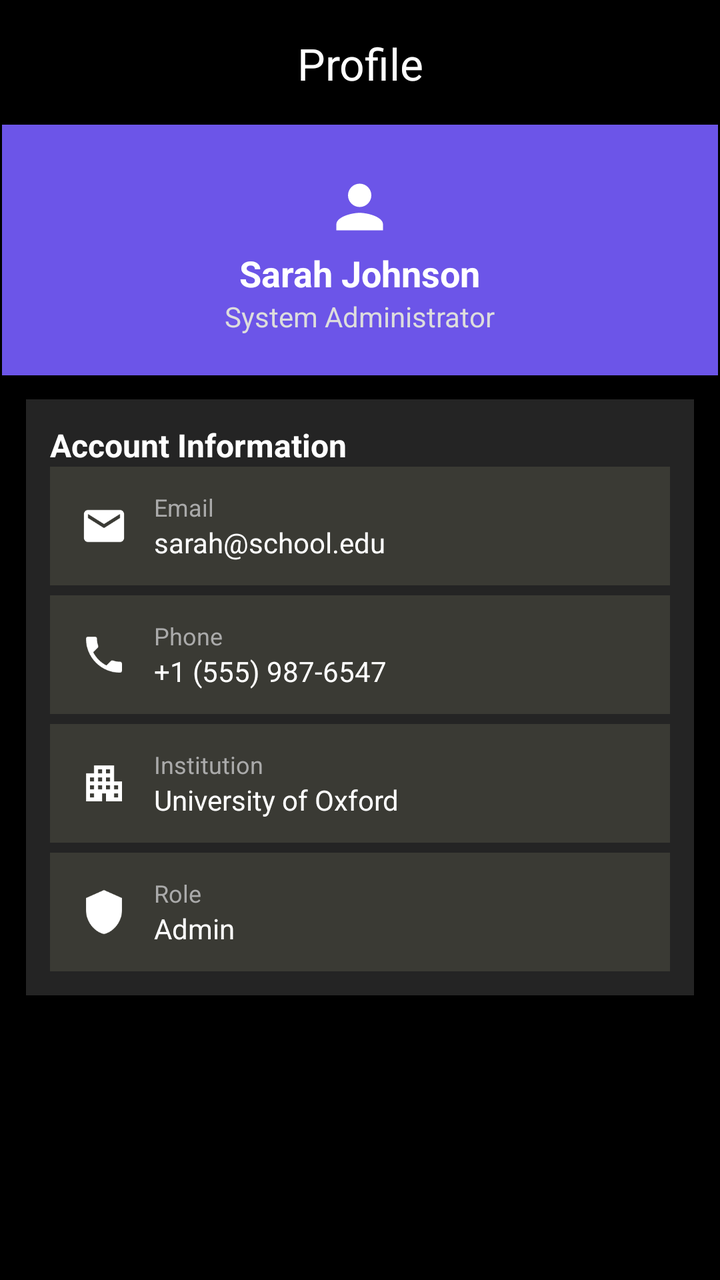
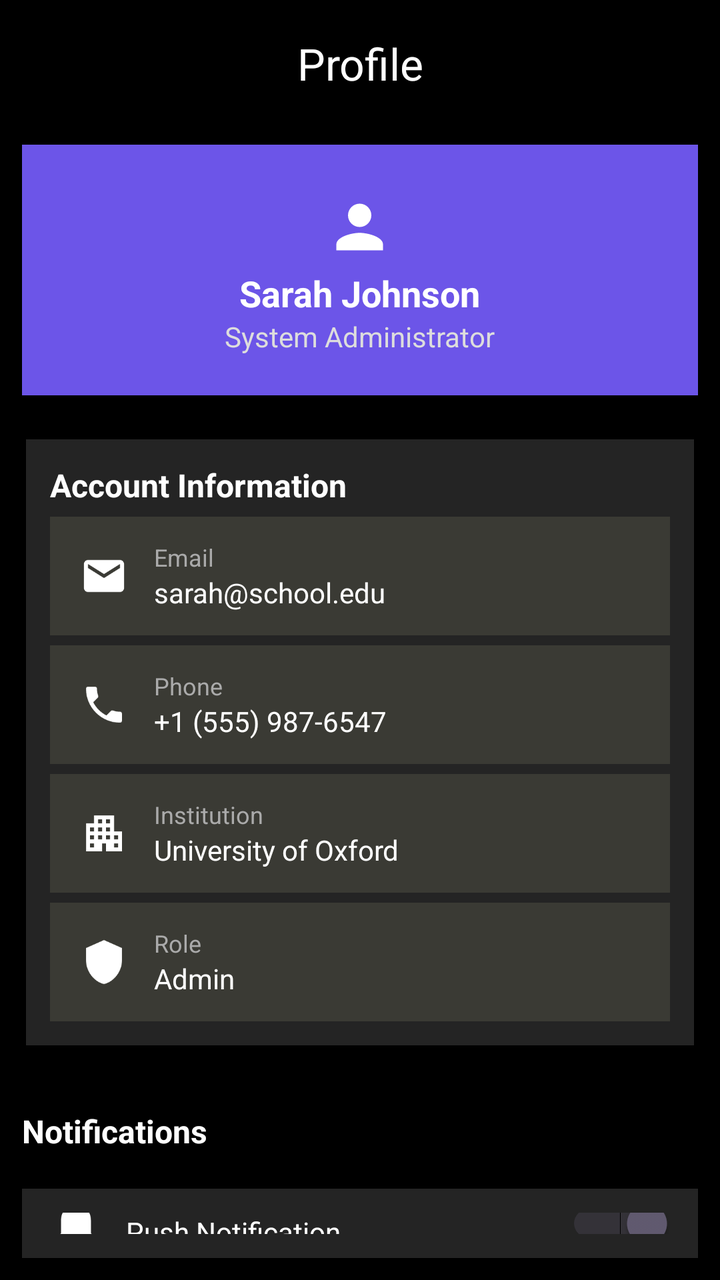

Screens rendered from an Android XML layout before and after an edit, with the pre-edit source and the edit as a unified diff.
<!-- AndroidManifest.xml: application theme Theme.LatihanImplisit -->
<!-- res/layout/activity_main.xml -->
<?xml version="1.0" encoding="utf-8"?>
<LinearLayout xmlns:android="http://schemas.android.com/apk/res/android"
    xmlns:app="http://schemas.android.com/apk/res-auto"
    xmlns:tools="http://schemas.android.com/tools"
    android:id="@+id/main"
    android:layout_width="match_parent"
    android:layout_height="match_parent"
    tools:context=".MainActivity"
    android:orientation="vertical"
    android:padding="1dp"
    android:background="@color/black">


    
    <TextView
        android:layout_width="match_parent"
        android:layout_height="wrap_content"
        android:text="Profile"
        android:textColor="#FFFFFF"
        android:textSize="22sp"
        android:gravity="center"
        android:padding="16dp" />

    <LinearLayout
        android:layout_width="match_parent"
        android:layout_height="wrap_content"
        android:orientation="vertical"
        android:gravity="center"
        android:padding="20dp"
        android:background="#6C55E8">

        <ImageView
            android:layout_width="35dp"
            android:layout_height="42dp"
            android:src="@drawable/person_logo" />

        <TextView
            android:layout_width="wrap_content"
            android:layout_height="wrap_content"
            android:text="Sarah Johnson"
            android:textColor="#FFFFFF"
            android:textSize="18sp"
            android:textStyle="bold" />

        <TextView
            android:layout_width="wrap_content"
            android:layout_height="wrap_content"
            android:text="System Administrator"
            android:textColor="#DDDDDD"
            android:textSize="14sp" />

    </LinearLayout>

    
    <LinearLayout
        android:layout_width="match_parent"
        android:layout_height="wrap_content"
        android:orientation="vertical"
        android:padding="12dp"
        android:layout_margin="12dp"
        android:background="#242424">

        <TextView
            android:layout_width="wrap_content"
            android:layout_height="wrap_content"
            android:text="Account Information"
            android:textColor="#FFFFFF"
            android:textSize="16sp"
            android:textStyle="bold" />

        
        <LinearLayout
            android:id="@+id/layoutEmail"
            android:layout_width="match_parent"
            android:layout_height="wrap_content"
            android:orientation="horizontal"
            android:padding="12dp"
            android:background="#3a3a34"
            android:gravity="center_vertical"
            android:clickable="true"
            android:focusable="true">

            <ImageView
                android:layout_width="30dp"
                android:layout_height="30dp"
                android:src="@drawable/email_logo"
                android:scaleType="centerInside" />

            <LinearLayout
                android:layout_width="0dp"
                android:layout_height="wrap_content"
                android:layout_weight="1"
                android:orientation="vertical"
                android:layout_marginStart="10dp">

                <TextView
                    android:layout_width="wrap_content"
                    android:layout_height="wrap_content"
                    android:text="Email"
                    android:textColor="#AAAAAA"
                    android:textSize="12sp" />

                <TextView
                    android:id="@+id/txtEmail"
                    android:layout_width="wrap_content"
                    android:layout_height="wrap_content"
                    android:text="sarah@school.edu"
                    android:textColor="#FFFFFF"
                    android:textSize="14sp" />

            </LinearLayout>

        </LinearLayout>

        
        <LinearLayout
            android:id="@+id/layoutPhone"
            android:layout_width="match_parent"
            android:layout_height="wrap_content"
            android:orientation="horizontal"
            android:padding="12dp"
            android:layout_marginTop="5dp"
            android:background="#3a3a34"
            android:gravity="center_vertical"
            android:clickable="true"
            android:focusable="true">

            <ImageView
                android:layout_width="30dp"
                android:layout_height="30dp"
                android:src="@drawable/phone_logo"
                android:scaleType="centerInside" />

            <LinearLayout
                android:layout_width="0dp"
                android:layout_height="wrap_content"
                android:layout_weight="1"
                android:orientation="vertical"
                android:layout_marginStart="10dp">

                <TextView
                    android:layout_width="wrap_content"
                    android:layout_height="wrap_content"
                    android:text="Phone"
                    android:textColor="#AAAAAA"
                    android:textSize="12sp" />

                <TextView
                    android:id="@+id/txtPhone"
                    android:layout_width="wrap_content"
                    android:layout_height="wrap_content"
                    android:text="+1 (555) 987-6547"
                    android:textColor="#FFFFFF"
                    android:textSize="14sp" />
            </LinearLayout>
        </LinearLayout>

        
        <LinearLayout
            android:layout_width="match_parent"
            android:layout_height="wrap_content"
            android:orientation="horizontal"
            android:padding="12dp"
            android:layout_marginTop="5dp"
            android:background="#3a3a34"
            android:gravity="center_vertical">

            <ImageView
                android:layout_width="30dp"
                android:layout_height="30dp"
                android:src="@drawable/institution_logo"
                android:scaleType="centerInside" />

            <LinearLayout
                android:layout_width="0dp"
                android:layout_height="wrap_content"
                android:layout_weight="1"
                android:orientation="vertical"
                android:layout_marginStart="10dp">

                <TextView
                    android:layout_width="wrap_content"
                    android:layout_height="wrap_content"
                    android:text="Institution"
                    android:textColor="#AAAAAA"
                    android:textSize="12sp" />

                <TextView
                    android:layout_width="wrap_content"
                    android:layout_height="wrap_content"
                    android:text="University of Oxford"
                    android:textColor="#FFFFFF"
                    android:textSize="14sp" />
            </LinearLayout>
        </LinearLayout>


        
        <LinearLayout
            android:layout_width="match_parent"
            android:layout_height="wrap_content"
            android:orientation="horizontal"
            android:id="@+id/LayoutRole"
            android:padding="12dp"
            android:layout_marginTop="5dp"
            android:background="#3a3a34"
            android:gravity="center_vertical">

            <ImageView
                android:layout_width="30dp"
                android:layout_height="30dp"
                android:src="@drawable/role_logo"
                android:scaleType="centerInside" />

            <LinearLayout
                android:layout_width="0dp"
                android:layout_height="wrap_content"
                android:layout_weight="1"
                android:orientation="vertical"
                android:layout_marginStart="10dp">

                <TextView
                    android:layout_width="wrap_content"
                    android:layout_height="wrap_content"
                    android:text="Role"
                    android:textColor="#AAAAAA"
                    android:textSize="12sp" />

                <TextView
                    android:layout_width="wrap_content"
                    android:layout_height="wrap_content"
                    android:text="Admin"
                    android:textColor="#FFFFFF"
                    android:textSize="14sp" />
            </LinearLayout>
        </LinearLayout>

    </LinearLayout>

</LinearLayout>
<!-- resources referenced by this layout -->
<resources>
  <color name="black">#FF000000</color>
  <!-- drawable email_logo (drawable) -->
  <vector xmlns:android="http://schemas.android.com/apk/res/android" android:height="24dp" android:tint="#FFFFFF" android:viewportHeight="24" android:viewportWidth="24" android:width="24dp">
        
      <path android:fillColor="@android:color/white" android:pathData="M20,4L4,4c-1.1,0 -1.99,0.9 -1.99,2L2,18c0,1.1 0.9,2 2,2h16c1.1,0 2,-0.9 2,-2L22,6c0,-1.1 -0.9,-2 -2,-2zM20,8l-8,5 -8,-5L4,6l8,5 8,-5v2z"/>
      
  </vector>
  <!-- drawable institution_logo (drawable) -->
  <vector xmlns:android="http://schemas.android.com/apk/res/android" android:height="24dp" android:tint="#FFFFFF" android:viewportHeight="24" android:viewportWidth="24" android:width="24dp">
        
      <path android:fillColor="@android:color/white" android:pathData="M17,11V3H7v4H3v14h8v-4h2v4h8V11H17zM7,19H5v-2h2V19zM7,15H5v-2h2V15zM7,11H5V9h2V11zM11,15H9v-2h2V15zM11,11H9V9h2V11zM11,7H9V5h2V7zM15,15h-2v-2h2V15zM15,11h-2V9h2V11zM15,7h-2V5h2V7zM19,19h-2v-2h2V19zM19,15h-2v-2h2V15z"/>
      
  </vector>
  <!-- drawable person_logo (drawable) -->
  <vector xmlns:android="http://schemas.android.com/apk/res/android" android:height="24dp" android:tint="#FFFFFF" android:viewportHeight="24" android:viewportWidth="24" android:width="24dp">
        
      <path android:fillColor="@android:color/white" android:pathData="M12,12c2.21,0 4,-1.79 4,-4s-1.79,-4 -4,-4 -4,1.79 -4,4 1.79,4 4,4zM12,14c-2.67,0 -8,1.34 -8,4v2h16v-2c0,-2.66 -5.33,-4 -8,-4z"/>
      
  </vector>
  <!-- drawable phone_logo (drawable) -->
  <vector xmlns:android="http://schemas.android.com/apk/res/android" android:height="24dp" android:tint="#FFFFFF" android:viewportHeight="24" android:viewportWidth="24" android:width="24dp">
        
      <path android:fillColor="@android:color/white" android:pathData="M6.62,10.79c1.44,2.83 3.76,5.14 6.59,6.59l2.2,-2.2c0.27,-0.27 0.67,-0.36 1.02,-0.24 1.12,0.37 2.33,0.57 3.57,0.57 0.55,0 1,0.45 1,1V20c0,0.55 -0.45,1 -1,1 -9.39,0 -17,-7.61 -17,-17 0,-0.55 0.45,-1 1,-1h3.5c0.55,0 1,0.45 1,1 0,1.25 0.2,2.45 0.57,3.57 0.11,0.35 0.03,0.74 -0.25,1.02l-2.2,2.2z"/>
      
  </vector>
  <!-- drawable role_logo (drawable) -->
  <vector xmlns:android="http://schemas.android.com/apk/res/android" android:height="24dp" android:tint="#FFFFFF" android:viewportHeight="24" android:viewportWidth="24" android:width="24dp">
        
      <path android:fillColor="@android:color/white" android:pathData="M12,1L3,5v6c0,5.55 3.84,10.74 9,12 5.16,-1.26 9,-6.45 9,-12V5l-9,-4z"/>
      
  </vector>
  <style name="Theme.LatihanImplisit" parent="Base.Theme.LatihanImplisit" />
  <style name="Base.Theme.LatihanImplisit" parent="Theme.Material3.DayNight.NoActionBar">
          
          
      </style>
</resources>

<!-- the commit's change to res/layout/activity_main.xml (unified diff, before → after) -->
@@ -27,6 +27,7 @@
         android:orientation="vertical"
         android:gravity="center"
         android:padding="20dp"
+        android:layout_margin="10dp"
         android:background="#6C55E8">
 
         <ImageView
@@ -66,6 +67,7 @@
             android:text="Account Information"
             android:textColor="#FFFFFF"
             android:textSize="16sp"
+            android:layout_marginBottom="5dp"
             android:textStyle="bold" />
 
         
@@ -237,4 +239,108 @@
 
     </LinearLayout>
 
+
+
+    <TextView
+        android:layout_width="wrap_content"
+        android:layout_height="wrap_content"
+        android:text="Notifications"
+        android:textColor="#FFFFFF"
+        android:textStyle="bold"
+        android:textSize="16sp"
+        android:layout_marginTop="20dp"
+        android:layout_marginBottom="8dp"
+        android:layout_marginHorizontal="10dp"/>
+
+    <LinearLayout
+        android:layout_width="match_parent"
+        android:layout_height="wrap_content"
+        android:orientation="horizontal"
+        android:padding="12dp"
+        android:layout_margin="10dp"
+        android:background="#242424"
+        android:gravity="center_vertical">
+
+        <ImageView
+            android:layout_width="30dp"
+            android:layout_height="30dp"
+            android:src="@drawable/notification_logo"/>
+
+        <LinearLayout
+            android:layout_width="0dp"
+            android:layout_height="wrap_content"
+            android:layout_weight="1"
+            android:orientation="vertical"
+            android:layout_marginStart="10dp">
+
+            <TextView
+                android:layout_width="wrap_content"
+                android:layout_height="wrap_content"
+                android:text="Push Notification"
+                android:textColor="#FFFFFF"
+                android:textSize="14sp" />
+
+            <TextView
+                android:layout_width="wrap_content"
+                android:layout_height="wrap_content"
+                android:text="Receive alerts on your device"
+                android:textColor="#888888"
+                android:textSize="11sp" />
+
+        </LinearLayout>
+
+        <Switch
+            android:id="@+id/switchPush"
+            android:layout_width="wrap_content"
+            android:layout_height="wrap_content"
+            android:checked="true" />
+
+    </LinearLayout>
+
+    <LinearLayout
+        android:layout_width="match_parent"
+        android:layout_height="wrap_content"
+        android:orientation="horizontal"
+        android:padding="12dp"
+        android:layout_marginHorizontal="10dp"
+        android:background="#242424"
+        android:gravity="center_vertical">
+
+        <ImageView
+            android:layout_width="30dp"
+            android:layout_height="30dp"
+            android:src="@drawable/email_logo"/>
+
+        <LinearLayout
+            android:layout_width="0dp"
+            android:layout_height="wrap_content"
+            android:layout_weight="1"
+            android:orientation="vertical"
+            android:layout_marginStart="10dp">
+
+            <TextView
+                android:layout_width="wrap_content"
+                android:layout_height="wrap_content"
+                android:text="Email Notification"
+                android:textColor="#FFFFFF"
+                android:textSize="14sp" />
+
+            <TextView
+                android:layout_width="wrap_content"
+                android:layout_height="wrap_content"
+                android:text="Receive updates via email"
+                android:textColor="#888888"
+                android:textSize="11sp" />
+
+        </LinearLayout>
+
+        <Switch
+            android:id="@+id/switchEmail"
+            android:layout_width="wrap_content"
+            android:layout_height="wrap_content"
+            android:checked="true" />
+
+    </LinearLayout>
+
+
 </LinearLayout>
<!-- resource entries referenced after the edit -->
@@ -11,6 +11,12 @@
   <vector xmlns:android="http://schemas.android.com/apk/res/android" android:height="24dp" android:tint="#FFFFFF" android:viewportHeight="24" android:viewportWidth="24" android:width="24dp">
         
       <path android:fillColor="@android:color/white" android:pathData="M17,11V3H7v4H3v14h8v-4h2v4h8V11H17zM7,19H5v-2h2V19zM7,15H5v-2h2V15zM7,11H5V9h2V11zM11,15H9v-2h2V15zM11,11H9V9h2V11zM11,7H9V5h2V7zM15,15h-2v-2h2V15zM15,11h-2V9h2V11zM15,7h-2V5h2V7zM19,19h-2v-2h2V19zM19,15h-2v-2h2V15z"/>
+      
+  </vector>
+  <!-- drawable notification_logo (drawable) -->
+  <vector xmlns:android="http://schemas.android.com/apk/res/android" android:height="24dp" android:tint="#FFFFFF" android:viewportHeight="24" android:viewportWidth="24" android:width="24dp">
+        
+      <path android:fillColor="@android:color/white" android:pathData="M12,22c1.1,0 2,-0.9 2,-2h-4c0,1.1 0.89,2 2,2zM18,16v-5c0,-3.07 -1.64,-5.64 -4.5,-6.32L13.5,4c0,-0.83 -0.67,-1.5 -1.5,-1.5s-1.5,0.67 -1.5,1.5v0.68C7.63,5.36 6,7.92 6,11v5l-2,2v1h16v-1l-2,-2z"/>
       
   </vector>
   <!-- drawable person_logo (drawable) -->
